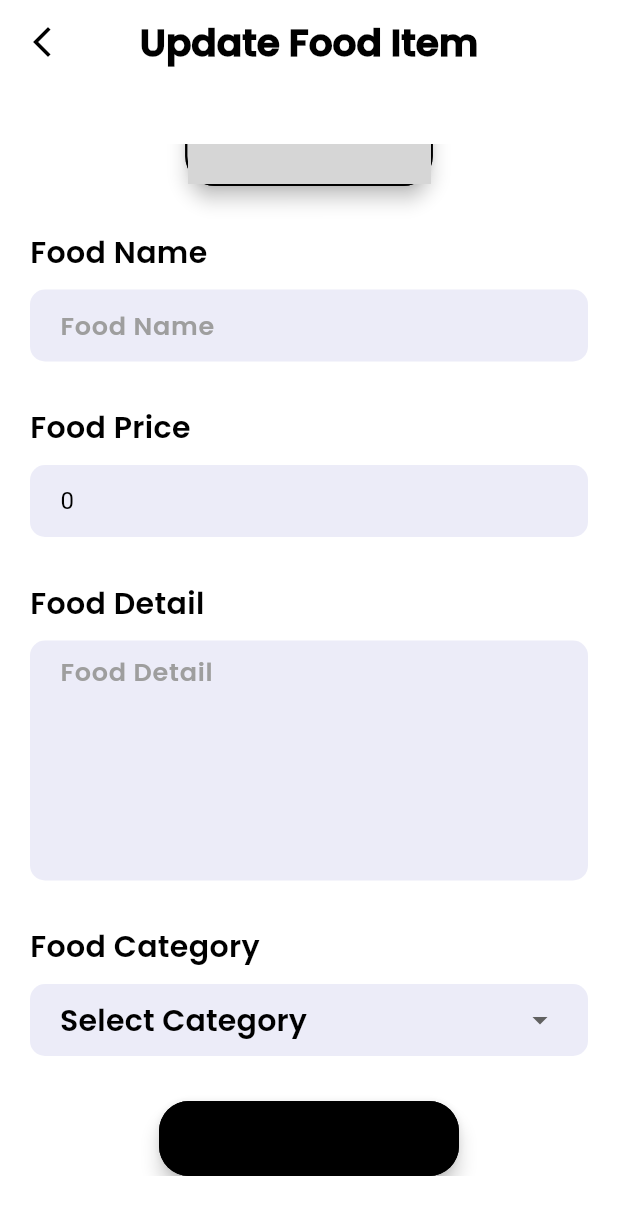
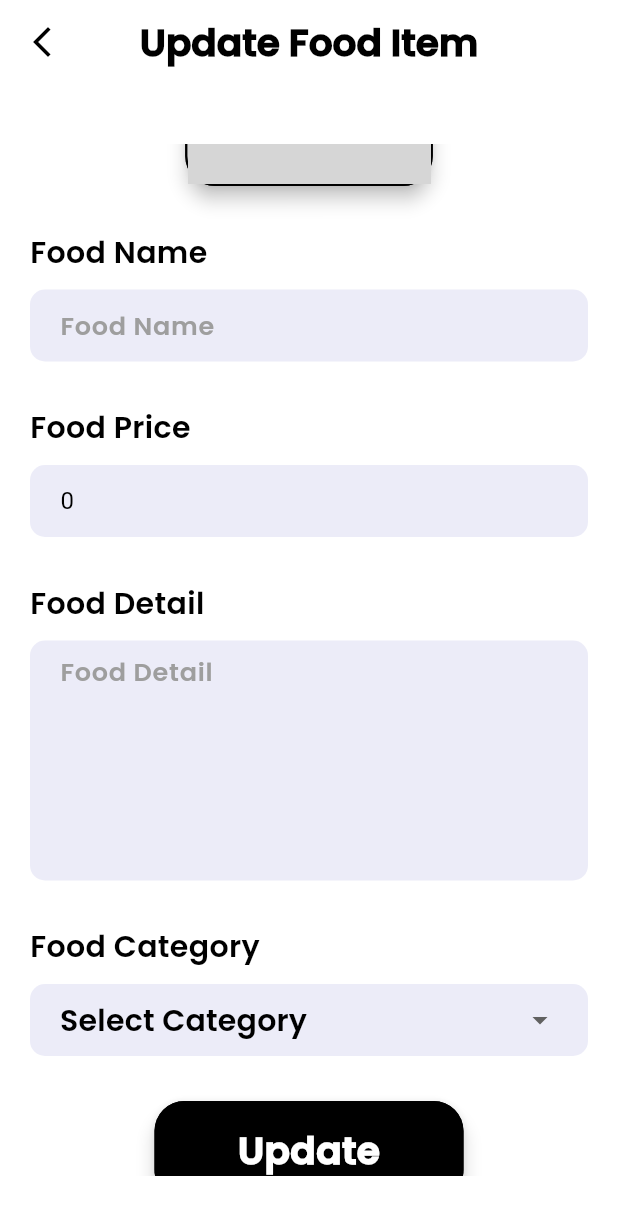
Before and after one commit to 0384182069/Ecommerce_App, a Flutter app: the AdminUpdate screen opened directly with empty values, scrolled down 176 dp, on a phone screen of 412 x 824 dp. Shown: the top 1215 px of the screen. Run offline on Flutter 3.47's test engine with Material 3 defaults, Android fonts, the phone set to English and light mode, and no system bars; our stand-ins replace cloud_firestore, curved_navigation_bar, firebase_auth, firebase_core, flutter_dotenv, fluttertoast and 2 more; missing offline and left inert: flutter_stripe; accounts and stored records are empty; network calls fail; grey boxes are pictures that could not be loaded.

Commit message:
release 1

```diff
--- a/lib/admin/CRUD/admin_update.dart
+++ b/lib/admin/CRUD/admin_update.dart
@@ -262,14 +262,14 @@ class _AdminUpdateState extends State<AdminUpdate> {
                       elevation: 5,
                       borderRadius: BorderRadius.circular(20),
                       child: Container(
-                        width: 200,
-                        height: 50,
+                        width: MediaQuery.of(context).size.width/2,
+                        padding: const EdgeInsets.symmetric(vertical: 15),
                         decoration: BoxDecoration(
                           color: Colors.black,
                           borderRadius: BorderRadius.circular(20),
                         ),
                         child: Center(
-                          child: Text("Update Food", style: TextHelper.headerTextStyle(context)),
+                          child: Text("Update", style: TextHelper.headerTextStyle(context).copyWith(color: Colors.white)),
                         ),
                       ),
                     ),
--- a/lib/models/product_model.dart
+++ b/lib/models/product_model.dart
@@ -24,7 +24,7 @@ class Product {
       'imageUrl': imageUrl,
     };
   }
-  // Phương thức từ Map để tạo instance Product
+
   factory Product.fromMap(Map<String, dynamic> data, String documentId) {
     return Product(
       id: documentId,
--- a/lib/services/api_call.dart
+++ b/lib/services/api_call.dart
@@ -17,13 +17,13 @@ class RestApi {
     );
     request.files.add(myFile);
 
-    // Gửi request
+
     final response = await request.send();
     if (response.statusCode == 200) {
       var data = await response.stream.bytesToString();
       var jsonData = jsonDecode(data);
       print(jsonData);
-      return jsonData["data"]["url"];  // Lấy URL của ảnh từ response
+      return jsonData["data"]["url"];
     } else {
       print("Upload failed with status: ${response.statusCode}");
       print("Response: ${await response.stream.bytesToString()}");
--- a/lib/view_models/auth_view_model.dart
+++ b/lib/view_models/auth_view_model.dart
@@ -1,5 +1,6 @@
 import 'package:ecommerce_app/services/auth_service.dart';
 import 'package:ecommerce_app/services/cloud_store.dart';
+import 'package:ecommerce_app/views/login_view.dart';
 import 'package:firebase_auth/firebase_auth.dart';
 import 'package:flutter/material.dart';
 import 'package:ecommerce_app/utils/toast_helper.dart';
@@ -137,10 +138,10 @@ class AuthViewModel extends ChangeNotifier {
       Navigator.of(context).pop();
       Navigator.pushReplacement(
         context,
-        MaterialPageRoute(builder: (context) => const BottomNav()),
+        MaterialPageRoute(builder: (context) => const Login()),
       );
+      ToastHelper.showToast("Register Successfully!", Colors.green);
 
-      ToastHelper.showToast("Register Successfully!", Colors.green);
     } on FirebaseAuthException catch (e) {
       Navigator.of(context).pop();
       handleRegisterError(e, context);
```
Also changed, not shown: lib/admin/CRUD/admin_create.dart (+1 -6 lines).
